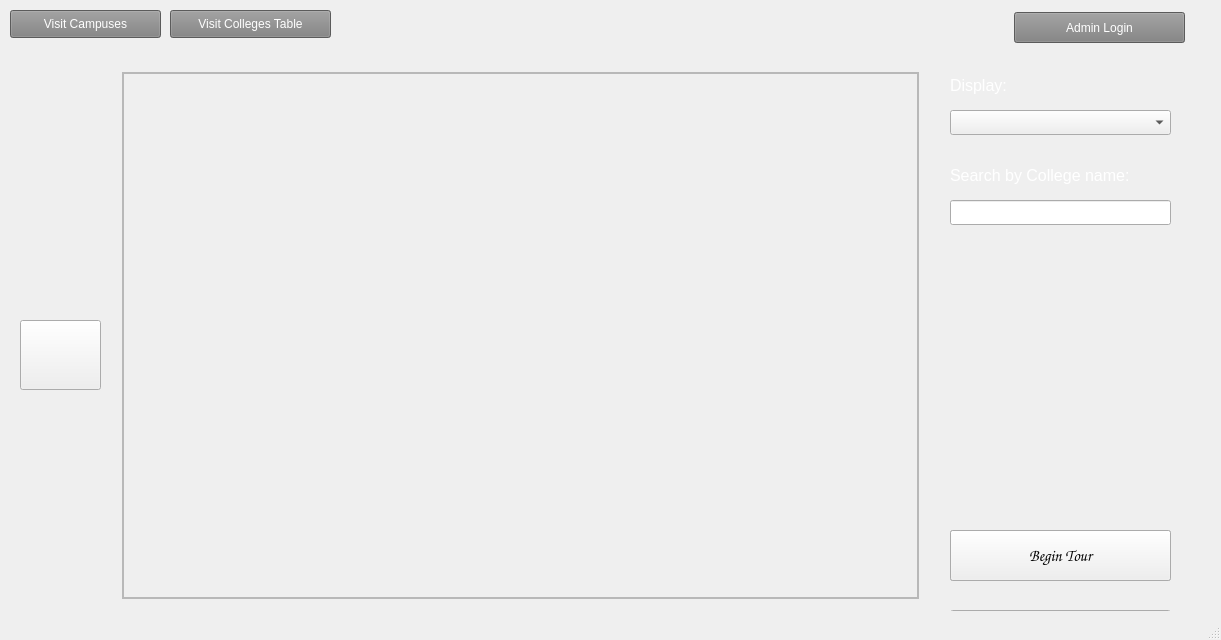
Before: the Qt Designer form src/mainwindow.ui in brianclinkenbeard/collegetour, drawn with Qt 5.
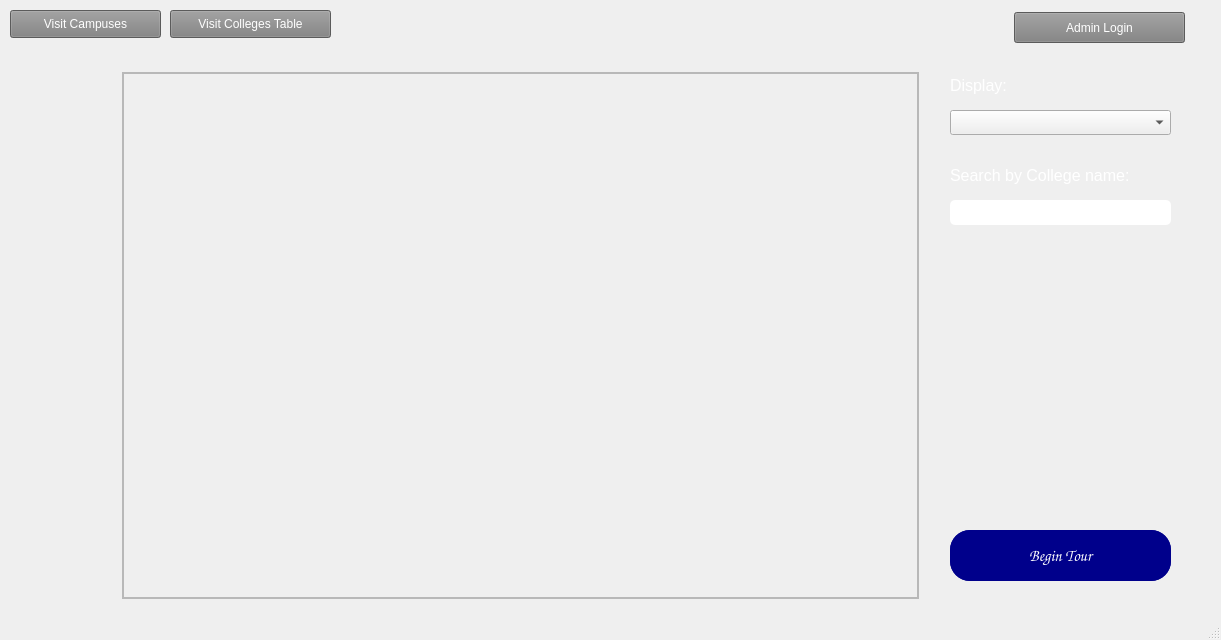
After: the same form once the commit is applied. The open tabs and pages were chosen to show the change. Icons and pictures are not drawn.

The edit to the form file:
```diff
--- a/src/mainwindow.ui
+++ b/src/mainwindow.ui
@@ -71,6 +71,17 @@
 	font-size: 30px;
 	color: white;
 }
+
+QGraphicsView {
+	border-style: inset;
+	border-radius: 60px;
+}
+
+QPushButton {
+	border-style: outset;
+	border-radius: 35px;
+}
+
 </string>
     </property>
     <property name="currentIndex">
@@ -1657,8 +1668,21 @@
         <pointsize>12</pointsize>
        </font>
       </property>
+      <property name="styleSheet">
+       <string notr="true">QPushButton {
+	background: darkblue;
+	color: white;
+	border-style: outset;
+	border-radius: 20px;
+}
+
+QPushButton:hover {
+	background: lightblue;
+	color: darkbrown;
+}</string>
+      </property>
       <property name="text">
-       <string>Purchase Souvenir</string>
+       <string>Online Purchasing</string>
       </property>
      </widget>
      <widget class="QPushButton" name="help_button">
@@ -1689,6 +1713,12 @@
         <height>25</height>
        </rect>
       </property>
+      <property name="styleSheet">
+       <string notr="true">QLineEdit {
+	border-style: inset;
+	border-radius: 5px;
+}</string>
+      </property>
      </widget>
      <widget class="QLabel" name="display_label">
       <property name="geometry">
@@ -1751,6 +1781,19 @@
         <pointsize>12</pointsize>
        </font>
       </property>
+      <property name="styleSheet">
+       <string notr="true">QPushButton {
+	background: darkblue;
+	color: white;
+	border-style: outset;
+	border-radius: 20px;
+}
+
+QPushButton:hover {
+	background: lightblue;
+	color: darkbrown;
+}</string>
+      </property>
       <property name="text">
        <string>Begin Tour</string>
       </property>
@@ -1786,7 +1829,7 @@
       <property name="geometry">
        <rect>
         <x>0</x>
-        <y>270</y>
+        <y>240</y>
         <width>81</width>
         <height>70</height>
        </rect>
```
Left out of the diff: 12 changed lines with no effect on the pictures.
